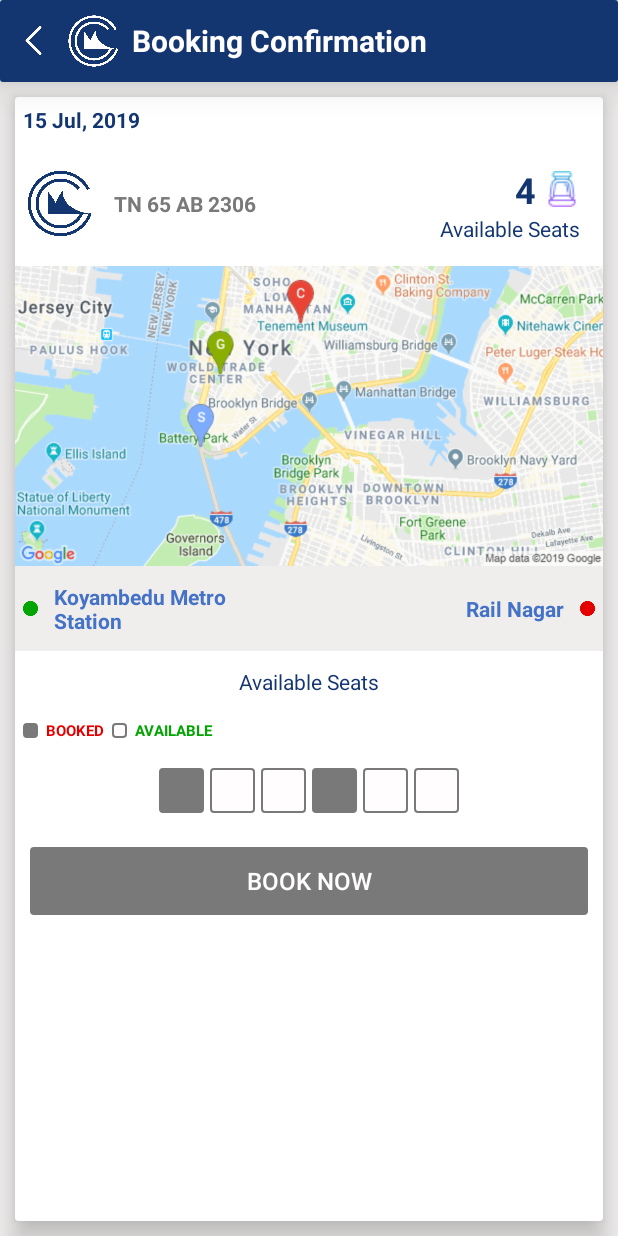
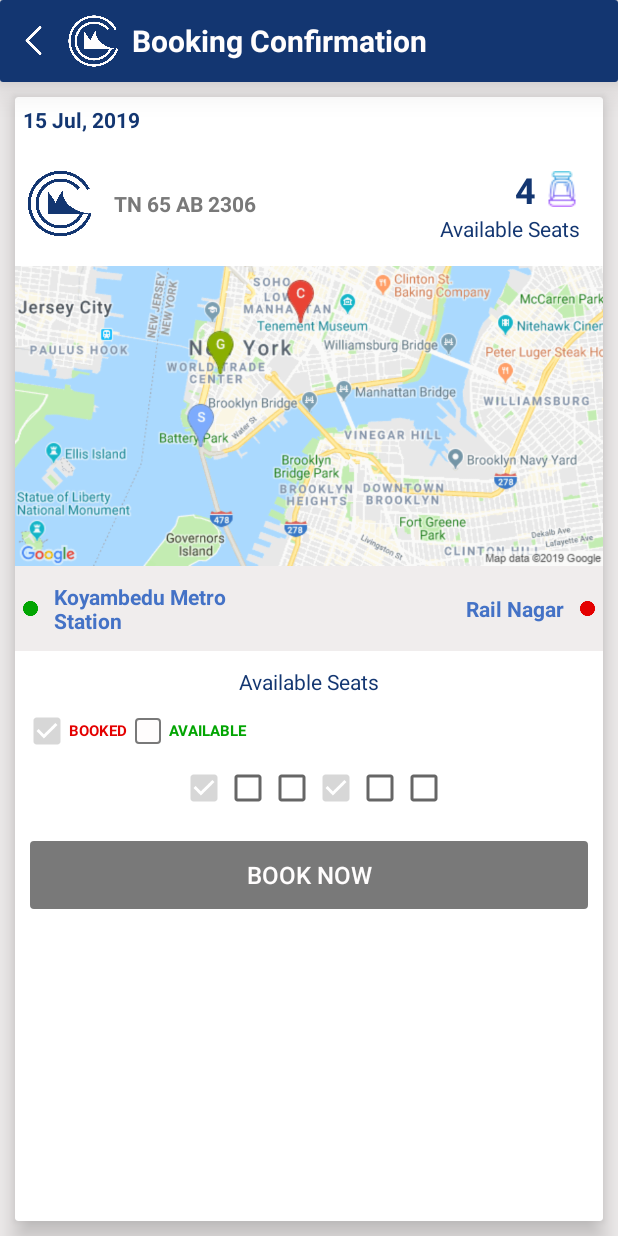
Before and after one commit to KathirvelAngler/CMRL, an Android app: the BookingActivity screen opened directly, with no data from a screen before it, on a phone screen of 412 x 824 dp. Run offline under Robolectric (Android 15) with nearby library versions, the light colour scheme and no system bars.

Commit message:
1. Booking Confirmation Checkbox. 2. Your ride history screen completed.

```diff
--- a/app/src/main/java/com/cmrl/customer/activity/book/adapter/BookSeatAdapter.java
+++ b/app/src/main/java/com/cmrl/customer/activity/book/adapter/BookSeatAdapter.java
@@ -7,7 +7,8 @@ import android.support.v7.widget.RecyclerView;
 import android.view.LayoutInflater;
 import android.view.View;
 import android.view.ViewGroup;
-import android.widget.TextView;
+import android.widget.CheckBox;
+import android.widget.CompoundButton;
 
 import com.cmrl.customer.R;
 import com.cmrl.customer.model.Seat;
@@ -39,26 +40,26 @@ public class BookSeatAdapter extends RecyclerView.Adapter<BookSeatAdapter.ViewHo
     }
 
     @Override
-    public void onBindViewHolder(@NonNull ViewHolder holder, @SuppressLint("RecyclerView") final int position) {
+    public void onBindViewHolder(@NonNull final ViewHolder holder, @SuppressLint("RecyclerView") final int position) {
         Seat seat = mSeats.get(position);
         holder.mSeat.setEnabled(seat.available != BOOKED);
 
         switch (seat.available) {
             case BOOKED:
-                holder.mSeat.setBackgroundResource(R.drawable.bg_border_gray_filled);
+                holder.mSeat.setChecked(true);
                 break;
             case AVAILABLE:
-                holder.mSeat.setBackgroundResource(R.drawable.bg_border_gray);
+                holder.mSeat.setChecked(false);
                 break;
             case SELECTED:
-                holder.mSeat.setBackgroundResource(R.drawable.bg_border_blue_filled);
+                holder.mSeat.setChecked(true);
                 break;
         }
 
-        holder.mSeat.setOnClickListener(new View.OnClickListener() {
+        holder.mSeat.setOnCheckedChangeListener(new CompoundButton.OnCheckedChangeListener() {
             @Override
-            public void onClick(View v) {
-                mCallback.select(position);
+            public void onCheckedChanged(CompoundButton buttonView, boolean isChecked) {
+                mCallback.select(position, holder.mSeat.isChecked());
             }
         });
     }
@@ -70,15 +71,16 @@ public class BookSeatAdapter extends RecyclerView.Adapter<BookSeatAdapter.ViewHo
 
     class ViewHolder extends RecyclerView.ViewHolder {
 
-        TextView mSeat;
+        CheckBox mSeat;
 
         ViewHolder(View aView) {
             super(aView);
+            this.setIsRecyclable(false);
             mSeat = aView.findViewById(R.id.inflate_book_seat);
         }
     }
 
     public interface Callback {
-        void select(int aPosition);
+        void select(int aPosition, boolean isChecked);
     }
 }
--- a/app/src/main/res/layout/activity_booking.xml
+++ b/app/src/main/res/layout/activity_booking.xml
@@ -161,10 +161,11 @@
                         android:orientation="horizontal"
                         android:padding="5dp">
 
-                        <ImageView
-                            android:layout_width="10dp"
-                            android:layout_height="10dp"
-                            android:background="@drawable/bg_border_gray_filled" />
+                        <android.support.v7.widget.AppCompatCheckBox
+                            android:layout_width="25dp"
+                            android:layout_height="25dp"
+                            android:checked="true"
+                            android:enabled="false" />
 
                         <TextView
                             style="@style/SubTitleSmall"
@@ -176,8 +177,8 @@
                             android:textStyle="bold" />
 
                         <ImageView
-                            android:layout_width="10dp"
-                            android:layout_height="10dp"
+                            android:layout_width="17dp"
+                            android:layout_height="17dp"
                             android:background="@drawable/bg_border_gray" />
 
                         <TextView
--- a/app/src/main/res/layout/layout_inflate_seat.xml
+++ b/app/src/main/res/layout/layout_inflate_seat.xml
@@ -1,11 +1,10 @@
 <?xml version="1.0" encoding="utf-8"?>
-<TextView xmlns:android="http://schemas.android.com/apk/res/android"
+<android.support.v7.widget.AppCompatCheckBox xmlns:android="http://schemas.android.com/apk/res/android"
     android:id="@+id/inflate_book_seat"
-    android:layout_width="30dp"
-    android:layout_height="30dp"
+    android:layout_width="25dp"
+    android:layout_height="25dp"
     android:layout_margin="2dp"
-    android:background="@drawable/bg_border_gray"
-    android:gravity="center"
-    android:textSize="14sp">
+    android:checked="true"
+    android:enabled="false">
 
-</TextView>
+</android.support.v7.widget.AppCompatCheckBox>
--- a/app/src/main/res/values/colors.xml
+++ b/app/src/main/res/values/colors.xml
@@ -13,6 +13,7 @@
     <color name="app_light_gray">#F0EDED</color>
     <color name="app_black">#000000</color>
     <color name="app_gray">#797979</color>
+    <color name="app_gray_mid">#A3797979</color>
     <color name="app_orange">#F39300</color>
 
 
--- a/app/src/main/res/values/strings.xml
+++ b/app/src/main/res/values/strings.xml
@@ -17,4 +17,5 @@
     <string name="payment_method">Payment Method</string>
     <string name="mail_invoice">Mail Invoice</string>
     <string name="get_support">Get Support</string>
+    <string name="completed">Completed</string>
 </resources>
```
Also changed, not shown: app/src/main/java/com/cmrl/customer/activity/book/BookingActivity.java (+15 -4 lines), app/src/main/java/com/cmrl/customer/activity/book/adapter/RidesAdapter.java (+15 -7 lines), app/src/main/res/layout/layout_inflate_ride_history.xml (added, +136 -0 lines).
